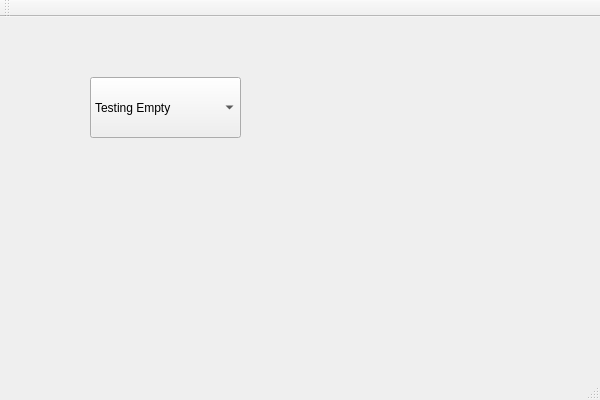
Old version of the form pacman/Forms/mainwindow.ui in the repository mathew35/ICP_project.
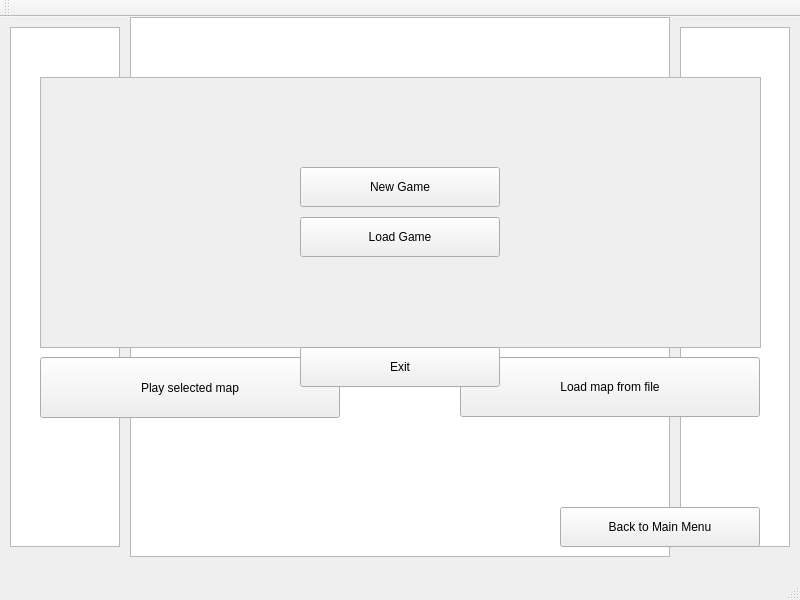
New version of the form.

What changed in the file:
```diff
--- a/pacman/Forms/mainwindow.ui
+++ b/pacman/Forms/mainwindow.ui
@@ -6,8 +6,8 @@
    <rect>
     <x>0</x>
     <y>0</y>
-    <width>600</width>
-    <height>400</height>
+    <width>800</width>
+    <height>600</height>
    </rect>
   </property>
   <property name="contextMenuPolicy">
@@ -17,31 +17,215 @@
    <string>Pacman</string>
   </property>
   <widget class="QWidget" name="centralWidget">
-   <widget class="QComboBox" name="comboBox">
+   <widget class="QWidget" name="newGameWidget" native="true">
     <property name="geometry">
      <rect>
-      <x>90</x>
-      <y>60</y>
-      <width>151</width>
-      <height>61</height>
+      <x>0</x>
+      <y>0</y>
+      <width>800</width>
+      <height>560</height>
      </rect>
     </property>
-    <item>
+    <widget class="QPushButton" name="loadMapButton">
+     <property name="geometry">
+      <rect>
+       <x>460</x>
+       <y>340</y>
+       <width>300</width>
+       <height>60</height>
+      </rect>
+     </property>
      <property name="text">
-      <string>Testing Empty</string>
+      <string>Load map from file</string>
      </property>
-    </item>
-    <item>
+    </widget>
+    <widget class="QPushButton" name="playMapButton">
+     <property name="geometry">
+      <rect>
+       <x>40</x>
+       <y>340</y>
+       <width>300</width>
+       <height>61</height>
+      </rect>
+     </property>
      <property name="text">
-      <string>Testing Second</string>
+      <string>Play selected map</string>
      </property>
-    </item>
-    <item>
+    </widget>
+    <widget class="QPushButton" name="backToMainMenuButton">
+     <property name="geometry">
+      <rect>
+       <x>560</x>
+       <y>490</y>
+       <width>200</width>
+       <height>40</height>
+      </rect>
+     </property>
      <property name="text">
-      <string>Testing Third</string>
+      <string>Back to Main Menu</string>
      </property>
-    </item>
+    </widget>
+    <widget class="QScrollArea" name="scrollArea">
+     <property name="geometry">
+      <rect>
+       <x>40</x>
+       <y>60</y>
+       <width>721</width>
+       <height>271</height>
+      </rect>
+     </property>
+     <property name="widgetResizable">
+      <bool>true</bool>
+     </property>
+     <widget class="QWidget" name="scrollAreaWidgetContents">
+      <property name="geometry">
+       <rect>
+        <x>0</x>
+        <y>0</y>
+        <width>16</width>
+        <height>269</height>
+       </rect>
+      </property>
+      <property name="sizePolicy">
+       <sizepolicy hsizetype="Fixed" vsizetype="Expanding">
+        <horstretch>0</horstretch>
+        <verstretch>0</verstretch>
+       </sizepolicy>
+      </property>
+      <widget class="QWidget" name="gridLayoutWidget">
+       <property name="geometry">
+        <rect>
+         <x>0</x>
+         <y>0</y>
+         <width>721</width>
+         <height>591</height>
+        </rect>
+       </property>
+       <layout class="QGridLayout" name="gridLayout">
+        <property name="sizeConstraint">
+         <enum>QLayout::SetFixedSize</enum>
+        </property>
+        <property name="leftMargin">
+         <number>6</number>
+        </property>
+        <property name="topMargin">
+         <number>6</number>
+        </property>
+        <property name="rightMargin">
+         <number>6</number>
+        </property>
+        <property name="bottomMargin">
+         <number>6</number>
+        </property>
+        <property name="horizontalSpacing">
+         <number>6</number>
+        </property>
+       </layout>
+      </widget>
+     </widget>
+    </widget>
    </widget>
+   <widget class="QWidget" name="mainMenuWidget" native="true">
+    <property name="geometry">
+     <rect>
+      <x>0</x>
+      <y>0</y>
+      <width>800</width>
+      <height>560</height>
+     </rect>
+    </property>
+    <widget class="QPushButton" name="newGameButton">
+     <property name="geometry">
+      <rect>
+       <x>300</x>
+       <y>150</y>
+       <width>200</width>
+       <height>40</height>
+      </rect>
+     </property>
+     <property name="text">
+      <string>New Game</string>
+     </property>
+    </widget>
+    <widget class="QPushButton" name="loadGameButton">
+     <property name="geometry">
+      <rect>
+       <x>300</x>
+       <y>200</y>
+       <width>200</width>
+       <height>40</height>
+      </rect>
+     </property>
+     <property name="text">
+      <string>Load Game</string>
+     </property>
+    </widget>
+    <widget class="QPushButton" name="exitButton">
+     <property name="geometry">
+      <rect>
+       <x>300</x>
+       <y>330</y>
+       <width>200</width>
+       <height>40</height>
+      </rect>
+     </property>
+     <property name="text">
+      <string>Exit</string>
+     </property>
+    </widget>
+   </widget>
+   <widget class="QWidget" name="gameWidget" native="true">
+    <property name="geometry">
+     <rect>
+      <x>0</x>
+      <y>0</y>
+      <width>800</width>
+      <height>600</height>
+     </rect>
+    </property>
+    <widget class="QGraphicsView" name="gamePane">
+     <property name="geometry">
+      <rect>
+       <x>130</x>
+       <y>0</y>
+       <width>540</width>
+       <height>540</height>
+      </rect>
+     </property>
+    </widget>
+    <widget class="QGraphicsView" name="gameGuidePane">
+     <property name="geometry">
+      <rect>
+       <x>680</x>
+       <y>10</y>
+       <width>110</width>
+       <height>520</height>
+      </rect>
+     </property>
+    </widget>
+    <widget class="QGraphicsView" name="gameScorePane">
+     <property name="geometry">
+      <rect>
+       <x>10</x>
+       <y>10</y>
+       <width>110</width>
+       <height>520</height>
+      </rect>
+     </property>
+    </widget>
+   </widget>
+   <zorder>gameWidget</zorder>
+   <zorder>newGameWidget</zorder>
+   <zorder>mainMenuWidget</zorder>
+  </widget>
+  <widget class="QStatusBar" name="statusBar"/>
+  <widget class="QToolBar" name="mainToolBar">
+   <attribute name="toolBarArea">
+    <enum>TopToolBarArea</enum>
+   </attribute>
+   <attribute name="toolBarBreak">
+    <bool>false</bool>
+   </attribute>
   </widget>
   <widget class="QMenuBar" name="menuBar">
    <property name="geometry">
@@ -53,15 +237,6 @@
     </rect>
    </property>
   </widget>
-  <widget class="QToolBar" name="mainToolBar">
-   <attribute name="toolBarArea">
-    <enum>TopToolBarArea</enum>
-   </attribute>
-   <attribute name="toolBarBreak">
-    <bool>false</bool>
-   </attribute>
-  </widget>
-  <widget class="QStatusBar" name="statusBar"/>
  </widget>
  <layoutdefault spacing="6" margin="11"/>
  <resources>
```
Left out of the diff: 2 changed lines with no effect on the pictures.
